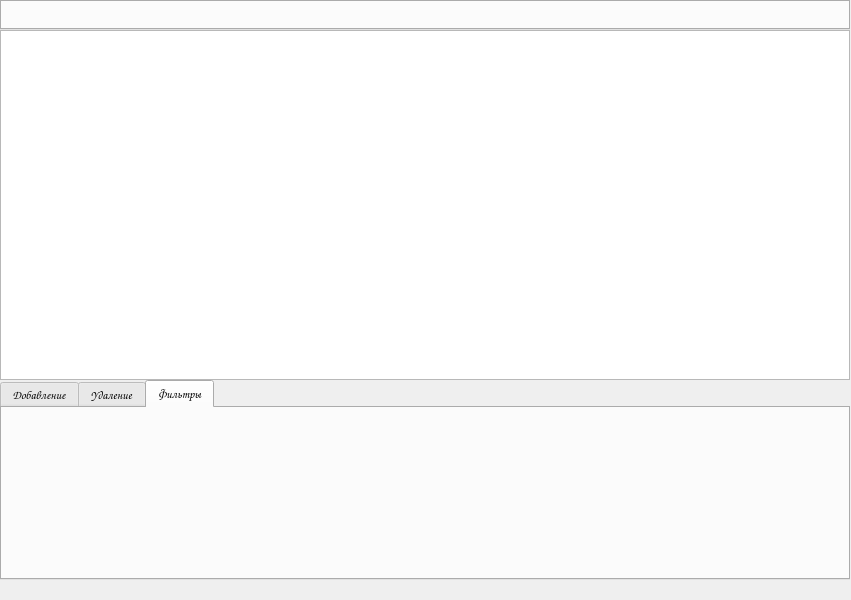
Qt form untitled.ui (k0rog/TRPO_Practice) before a commit.
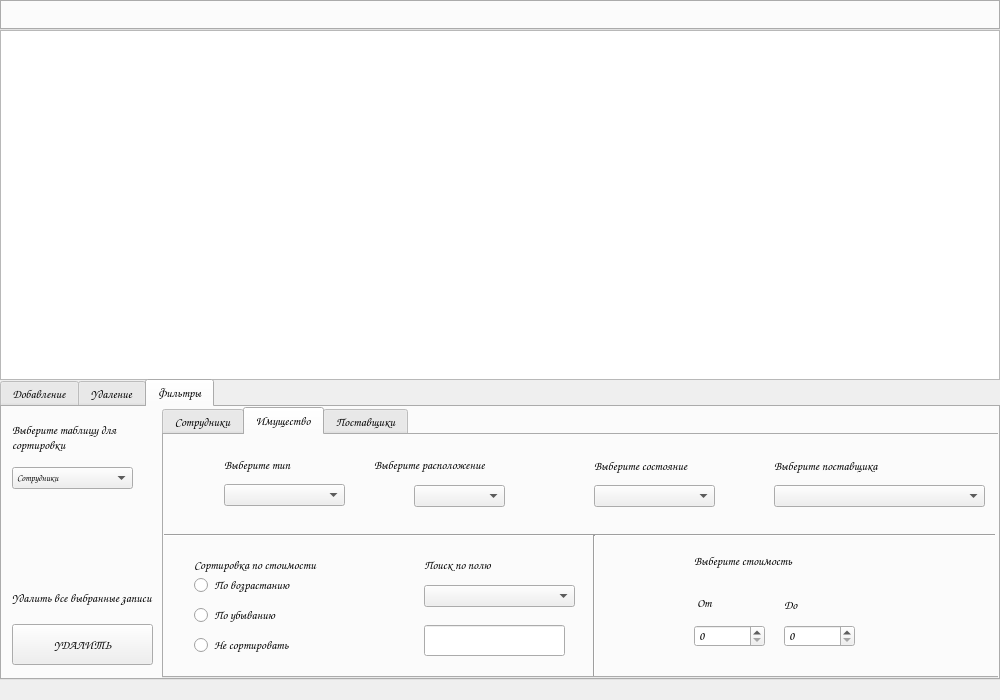
The same form after that commit. The open tabs and pages were chosen to show the change.

Diff of the .ui file:
```diff
--- a/untitled.ui
+++ b/untitled.ui
@@ -6,8 +6,8 @@
    <rect>
     <x>0</x>
     <y>0</y>
-    <width>851</width>
-    <height>600</height>
+    <width>1000</width>
+    <height>700</height>
    </rect>
   </property>
   <property name="windowTitle">
@@ -19,10 +19,16 @@
      <rect>
       <x>0</x>
       <y>30</y>
-      <width>850</width>
+      <width>1000</width>
       <height>350</height>
      </rect>
     </property>
+    <property name="sizePolicy">
+     <sizepolicy hsizetype="Expanding" vsizetype="Expanding">
+      <horstretch>0</horstretch>
+      <verstretch>0</verstretch>
+     </sizepolicy>
+    </property>
     <property name="font">
      <font>
       <family>Comic Sans MS</family>
@@ -40,7 +46,7 @@
      <rect>
       <x>0</x>
       <y>0</y>
-      <width>850</width>
+      <width>1000</width>
       <height>30</height>
      </rect>
     </property>
@@ -69,9 +75,9 @@
     <property name="geometry">
      <rect>
       <x>0</x>
-      <y>380</y>
-      <width>850</width>
-      <height>200</height>
+      <y>379</y>
+      <width>1000</width>
+      <height>301</height>
      </rect>
     </property>
     <property name="font">
@@ -430,11 +436,11 @@
          <string>Отдел</string>
         </property>
        </widget>
-       <widget class="QLabel" name="label_7">
+       <widget class="QLabel" name="staffPostL">
         <property name="geometry">
          <rect>
-          <x>140</x>
-          <y>60</y>
+          <x>260</x>
+          <y>120</y>
           <width>101</width>
           <height>16</height>
          </rect>
@@ -578,6 +584,918 @@
      <attribute name="title">
       <string>Фильтры</string>
      </attribute>
+     <widget class="QLabel" name="additionLabel_2">
+      <property name="enabled">
+       <bool>true</bool>
+      </property>
+      <property name="geometry">
+       <rect>
+        <x>10</x>
+        <y>10</y>
+        <width>141</width>
+        <height>41</height>
+       </rect>
+      </property>
+      <property name="font">
+       <font>
+        <family>Comic Sans MS</family>
+        <pointsize>9</pointsize>
+        <weight>75</weight>
+        <bold>true</bold>
+       </font>
+      </property>
+      <property name="styleSheet">
+       <string notr="true">c</string>
+      </property>
+      <property name="text">
+       <string>Выберите таблицу для сортировки</string>
+      </property>
+      <property name="wordWrap">
+       <bool>true</bool>
+      </property>
+     </widget>
+     <widget class="QComboBox" name="filterCombobox">
+      <property name="geometry">
+       <rect>
+        <x>10</x>
+        <y>60</y>
+        <width>121</width>
+        <height>22</height>
+       </rect>
+      </property>
+      <property name="font">
+       <font>
+        <family>Comic Sans MS</family>
+        <pointsize>7</pointsize>
+        <weight>75</weight>
+        <bold>true</bold>
+       </font>
+      </property>
+      <property name="styleSheet">
+       <string notr="true">c</string>
+      </property>
+      <item>
+       <property name="text">
+        <string>Сотрудники</string>
+       </property>
+      </item>
+      <item>
+       <property name="text">
+        <string>Имущество</string>
+       </property>
+      </item>
+      <item>
+       <property name="text">
+        <string>Поставщики</string>
+       </property>
+      </item>
+     </widget>
+     <widget class="QTabWidget" name="filterTabs">
+      <property name="enabled">
+       <bool>true</bool>
+      </property>
+      <property name="geometry">
+       <rect>
+        <x>160</x>
+        <y>0</y>
+        <width>841</width>
+        <height>271</height>
+       </rect>
+      </property>
+      <property name="font">
+       <font>
+        <family>Comic Sans MS</family>
+        <pointsize>9</pointsize>
+        <weight>75</weight>
+        <bold>true</bold>
+       </font>
+      </property>
+      <property name="styleSheet">
+       <string notr="true">c</string>
+      </property>
+      <property name="currentIndex">
+       <number>2</number>
+      </property>
+      <widget class="QWidget" name="filterStaffTab">
+       <property name="enabled">
+        <bool>true</bool>
+       </property>
+       <attribute name="title">
+        <string>Сотрудники</string>
+       </attribute>
+       <widget class="QComboBox" name="filterStaffDepartCB">
+        <property name="geometry">
+         <rect>
+          <x>20</x>
+          <y>114</y>
+          <width>121</width>
+          <height>22</height>
+         </rect>
+        </property>
+        <property name="font">
+         <font>
+          <family>Comic Sans MS</family>
+          <pointsize>7</pointsize>
+          <weight>75</weight>
+          <bold>true</bold>
+         </font>
+        </property>
+       </widget>
+       <widget class="QComboBox" name="filterStaffPostsCB">
+        <property name="geometry">
+         <rect>
+          <x>150</x>
+          <y>114</y>
+          <width>131</width>
+          <height>22</height>
+         </rect>
+        </property>
+        <property name="font">
+         <font>
+          <family>Comic Sans MS</family>
+          <pointsize>7</pointsize>
+          <weight>75</weight>
+          <bold>true</bold>
+         </font>
+        </property>
+       </widget>
+       <widget class="QLabel" name="label">
+        <property name="geometry">
+         <rect>
+          <x>20</x>
+          <y>84</y>
+          <width>131</width>
+          <height>21</height>
+         </rect>
+        </property>
+        <property name="font">
+         <font>
+          <family>Comic Sans MS</family>
+          <pointsize>9</pointsize>
+          <weight>75</weight>
+          <bold>true</bold>
+         </font>
+        </property>
+        <property name="text">
+         <string>Выберите отдел</string>
+        </property>
+       </widget>
+       <widget class="QLabel" name="label_2">
+        <property name="geometry">
+         <rect>
+          <x>150</x>
+          <y>84</y>
+          <width>161</width>
+          <height>21</height>
+         </rect>
+        </property>
+        <property name="font">
+         <font>
+          <family>Comic Sans MS</family>
+          <pointsize>9</pointsize>
+          <weight>75</weight>
+          <bold>true</bold>
+         </font>
+        </property>
+        <property name="text">
+         <string>Выберите должность</string>
+        </property>
+       </widget>
+       <widget class="QLabel" name="label_3">
+        <property name="geometry">
+         <rect>
+          <x>320</x>
+          <y>85</y>
+          <width>181</width>
+          <height>21</height>
+         </rect>
+        </property>
+        <property name="font">
+         <font>
+          <family>Comic Sans MS</family>
+          <pointsize>9</pointsize>
+          <weight>75</weight>
+          <bold>true</bold>
+         </font>
+        </property>
+        <property name="text">
+         <string>Выберите опыт работы</string>
+        </property>
+       </widget>
+       <widget class="QLabel" name="label_4">
+        <property name="geometry">
+         <rect>
+          <x>340</x>
+          <y>110</y>
+          <width>55</width>
+          <height>16</height>
+         </rect>
+        </property>
+        <property name="font">
+         <font>
+          <family>Comic Sans MS</family>
+          <pointsize>9</pointsize>
+          <weight>75</weight>
+          <bold>true</bold>
+         </font>
+        </property>
+        <property name="text">
+         <string>От</string>
+        </property>
+       </widget>
+       <widget class="QLabel" name="label_5">
+        <property name="geometry">
+         <rect>
+          <x>390</x>
+          <y>109</y>
+          <width>55</width>
+          <height>20</height>
+         </rect>
+        </property>
+        <property name="font">
+         <font>
+          <family>Comic Sans MS</family>
+          <pointsize>9</pointsize>
+          <weight>75</weight>
+          <bold>true</bold>
+         </font>
+        </property>
+        <property name="text">
+         <string>До</string>
+        </property>
+       </widget>
+       <widget class="QLabel" name="label_6">
+        <property name="geometry">
+         <rect>
+          <x>580</x>
+          <y>30</y>
+          <width>221</width>
+          <height>20</height>
+         </rect>
+        </property>
+        <property name="font">
+         <font>
+          <family>Comic Sans MS</family>
+          <pointsize>9</pointsize>
+          <weight>75</weight>
+          <bold>true</bold>
+         </font>
+        </property>
+        <property name="text">
+         <string>Сортировка и поиск в поле</string>
+        </property>
+       </widget>
+       <widget class="QComboBox" name="filterStaffSortNSearchCB">
+        <property name="geometry">
+         <rect>
+          <x>580</x>
+          <y>60</y>
+          <width>151</width>
+          <height>22</height>
+         </rect>
+        </property>
+        <property name="font">
+         <font>
+          <family>Comic Sans MS</family>
+          <pointsize>7</pointsize>
+          <weight>75</weight>
+          <bold>true</bold>
+         </font>
+        </property>
+       </widget>
+       <widget class="QRadioButton" name="filterStaffIncRadioB">
+        <property name="geometry">
+         <rect>
+          <x>580</x>
+          <y>90</y>
+          <width>151</width>
+          <height>20</height>
+         </rect>
+        </property>
+        <property name="font">
+         <font>
+          <family>Comic Sans MS</family>
+          <pointsize>9</pointsize>
+          <weight>75</weight>
+          <bold>true</bold>
+         </font>
+        </property>
+        <property name="text">
+         <string>По возрастанию</string>
+        </property>
+       </widget>
+       <widget class="QRadioButton" name="filterStaffDecRadioB">
+        <property name="geometry">
+         <rect>
+          <x>580</x>
+          <y>120</y>
+          <width>141</width>
+          <height>20</height>
+         </rect>
+        </property>
+        <property name="font">
+         <font>
+          <family>Comic Sans MS</family>
+          <pointsize>9</pointsize>
+          <weight>75</weight>
+          <bold>true</bold>
+         </font>
+        </property>
+        <property name="text">
+         <string>По убыванию</string>
+        </property>
+       </widget>
+       <widget class="QSpinBox" name="filterStaffExpFromSpinB">
+        <property name="geometry">
+         <rect>
+          <x>340</x>
+          <y>130</y>
+          <width>42</width>
+          <height>22</height>
+         </rect>
+        </property>
+       </widget>
+       <widget class="QSpinBox" name="filterStaffExpToSpinB">
+        <property name="geometry">
+         <rect>
+          <x>390</x>
+          <y>130</y>
+          <width>42</width>
+          <height>22</height>
+         </rect>
+        </property>
+       </widget>
+       <widget class="Line" name="line">
+        <property name="geometry">
+         <rect>
+          <x>300</x>
+          <y>0</y>
+          <width>20</width>
+          <height>241</height>
+         </rect>
+        </property>
+        <property name="orientation">
+         <enum>Qt::Vertical</enum>
+        </property>
+       </widget>
+       <widget class="Line" name="line_2">
+        <property name="geometry">
+         <rect>
+          <x>500</x>
+          <y>0</y>
+          <width>20</width>
+          <height>241</height>
+         </rect>
+        </property>
+        <property name="orientation">
+         <enum>Qt::Vertical</enum>
+        </property>
+       </widget>
+       <widget class="QLineEdit" name="filterStaffSeachEdit">
+        <property name="geometry">
+         <rect>
+          <x>580</x>
+          <y>180</y>
+          <width>141</width>
+          <height>31</height>
+         </rect>
+        </property>
+       </widget>
+       <widget class="QRadioButton" name="filterStaffDecRadioB_2">
+        <property name="geometry">
+         <rect>
+          <x>580</x>
+          <y>150</y>
+          <width>141</width>
+          <height>20</height>
+         </rect>
+        </property>
+        <property name="font">
+         <font>
+          <family>Comic Sans MS</family>
+          <pointsize>9</pointsize>
+          <weight>75</weight>
+          <bold>true</bold>
+         </font>
+        </property>
+        <property name="text">
+         <string>Не сортировать</string>
+        </property>
+       </widget>
+      </widget>
+      <widget class="QWidget" name="filterPropertyTab">
+       <attribute name="title">
+        <string>Имущество</string>
+       </attribute>
+       <widget class="QComboBox" name="filterPropTypeCB">
+        <property name="geometry">
+         <rect>
+          <x>60</x>
+          <y>49</y>
+          <width>121</width>
+          <height>22</height>
+         </rect>
+        </property>
+        <property name="font">
+         <font>
+          <family>Comic Sans MS</family>
+          <pointsize>7</pointsize>
+          <weight>75</weight>
+          <bold>true</bold>
+         </font>
+        </property>
+       </widget>
+       <widget class="QLabel" name="label_7">
+        <property name="geometry">
+         <rect>
+          <x>210</x>
+          <y>19</y>
+          <width>191</width>
+          <height>21</height>
+         </rect>
+        </property>
+        <property name="font">
+         <font>
+          <family>Comic Sans MS</family>
+          <pointsize>9</pointsize>
+          <weight>75</weight>
+          <bold>true</bold>
+         </font>
+        </property>
+        <property name="text">
+         <string>Выберите расположение</string>
+        </property>
+       </widget>
+       <widget class="QLabel" name="label_8">
+        <property name="geometry">
+         <rect>
+          <x>60</x>
+          <y>19</y>
+          <width>131</width>
+          <height>21</height>
+         </rect>
+        </property>
+        <property name="font">
+         <font>
+          <family>Comic Sans MS</family>
+          <pointsize>9</pointsize>
+          <weight>75</weight>
+          <bold>true</bold>
+         </font>
+        </property>
+        <property name="text">
+         <string>Выберите тип</string>
+        </property>
+       </widget>
+       <widget class="QComboBox" name="filterPropLocationCB">
+        <property name="geometry">
+         <rect>
+          <x>250</x>
+          <y>50</y>
+          <width>91</width>
+          <height>22</height>
+         </rect>
+        </property>
+        <property name="font">
+         <font>
+          <family>Comic Sans MS</family>
+          <pointsize>7</pointsize>
+          <weight>75</weight>
+          <bold>true</bold>
+         </font>
+        </property>
+       </widget>
+       <widget class="QComboBox" name="filterPropStateCB">
+        <property name="geometry">
+         <rect>
+          <x>430</x>
+          <y>50</y>
+          <width>121</width>
+          <height>22</height>
+         </rect>
+        </property>
+        <property name="font">
+         <font>
+          <family>Comic Sans MS</family>
+          <pointsize>7</pointsize>
+          <weight>75</weight>
+          <bold>true</bold>
+         </font>
+        </property>
+       </widget>
+       <widget class="QLabel" name="label_9">
+        <property name="geometry">
+         <rect>
+          <x>610</x>
+          <y>20</y>
+          <width>171</width>
+          <height>21</height>
+         </rect>
+        </property>
+        <property name="font">
+         <font>
+          <family>Comic Sans MS</family>
+          <pointsize>9</pointsize>
+          <weight>75</weight>
+          <bold>true</bold>
+         </font>
+        </property>
+        <property name="text">
+         <string>Выберите поставщика</string>
+        </property>
+       </widget>
+       <widget class="QLabel" name="label_10">
+        <property name="geometry">
+         <rect>
+          <x>430</x>
+          <y>20</y>
+          <width>151</width>
+          <height>21</height>
+         </rect>
+        </property>
+        <property name="font">
+         <font>
+          <family>Comic Sans MS</family>
+          <pointsize>9</pointsize>
+          <weight>75</weight>
+          <bold>true</bold>
+         </font>
+        </property>
+        <property name="text">
+         <string>Выберите состояние</string>
+        </property>
+       </widget>
+       <widget class="QComboBox" name="filterPropProvidersCB">
+        <property name="geometry">
+         <rect>
+          <x>610</x>
+          <y>50</y>
+          <width>211</width>
+          <height>22</height>
+         </rect>
+        </property>
+        <property name="font">
+         <font>
+          <family>Comic Sans MS</family>
+          <pointsize>7</pointsize>
+          <weight>75</weight>
+          <bold>true</bold>
+         </font>
+        </property>
+       </widget>
+       <widget class="Line" name="line_3">
+        <property name="geometry">
+         <rect>
+          <x>0</x>
+          <y>90</y>
+          <width>831</width>
+          <height>20</height>
+         </rect>
+        </property>
+        <property name="orientation">
+         <enum>Qt::Horizontal</enum>
+        </property>
+       </widget>
+       <widget class="QRadioButton" name="filterPropDecRadioB">
+        <property name="geometry">
+         <rect>
+          <x>30</x>
+          <y>170</y>
+          <width>141</width>
+          <height>20</height>
+         </rect>
+        </property>
+        <property name="font">
+         <font>
+          <family>Comic Sans MS</family>
+          <pointsize>9</pointsize>
+          <weight>75</weight>
+          <bold>true</bold>
+         </font>
+        </property>
+        <property name="text">
+         <string>По убыванию</string>
+        </property>
+       </widget>
+       <widget class="QComboBox" name="filterPropSearchCB">
+        <property name="geometry">
+         <rect>
+          <x>260</x>
+          <y>150</y>
+          <width>151</width>
+          <height>22</height>
+         </rect>
+        </property>
+        <property name="font">
+         <font>
+          <family>Comic Sans MS</family>
+          <pointsize>7</pointsize>
+          <weight>75</weight>
+          <bold>true</bold>
+         </font>
+        </property>
+       </widget>
+       <widget class="QRadioButton" name="filterPropIncRadioB">
+        <property name="geometry">
+         <rect>
+          <x>30</x>
+          <y>140</y>
+          <width>151</width>
+          <height>20</height>
+         </rect>
+        </property>
+        <property name="font">
+         <font>
+          <family>Comic Sans MS</family>
+          <pointsize>9</pointsize>
+          <weight>75</weight>
+          <bold>true</bold>
+         </font>
+        </property>
+        <property name="text">
+         <string>По возрастанию</string>
+        </property>
+       </widget>
+       <widget class="QLineEdit" name="filterPropSearchEdit">
+        <property name="geometry">
+         <rect>
+          <x>260</x>
+          <y>190</y>
+          <width>141</width>
+          <height>31</height>
+         </rect>
+        </property>
+       </widget>
+       <widget class="QLabel" name="label_11">
+        <property name="geometry">
+         <rect>
+          <x>30</x>
+          <y>120</y>
+          <width>221</width>
+          <height>20</height>
+         </rect>
+        </property>
+        <property name="font">
+         <font>
+          <family>Comic Sans MS</family>
+          <pointsize>9</pointsize>
+          <weight>75</weight>
+          <bold>true</bold>
+         </font>
+        </property>
+        <property name="text">
+         <string>Сортировка по стоимости</string>
+        </property>
+       </widget>
+       <widget class="Line" name="line_4">
+        <property name="geometry">
+         <rect>
+          <x>420</x>
+          <y>100</y>
+          <width>20</width>
+          <height>141</height>
+         </rect>
+        </property>
+        <property name="orientation">
+         <enum>Qt::Vertical</enum>
+        </property>
+       </widget>
+       <widget class="QLabel" name="label_12">
+        <property name="geometry">
+         <rect>
+          <x>533</x>
+          <y>160</y>
+          <width>55</width>
+          <height>16</height>
+         </rect>
+        </property>
+        <property name="font">
+         <font>
+          <family>Comic Sans MS</family>
+          <pointsize>9</pointsize>
+          <weight>75</weight>
+          <bold>true</bold>
+         </font>
+        </property>
+        <property name="text">
+         <string>От</string>
+        </property>
+       </widget>
+       <widget class="QLabel" name="label_13">
+        <property name="geometry">
+         <rect>
+          <x>620</x>
+          <y>160</y>
+          <width>55</width>
+          <height>20</height>
+         </rect>
+        </property>
+        <property name="font">
+         <font>
+          <family>Comic Sans MS</family>
+          <pointsize>9</pointsize>
+          <weight>75</weight>
+          <bold>true</bold>
+         </font>
+        </property>
+        <property name="text">
+         <string>До</string>
+        </property>
+       </widget>
+       <widget class="QLabel" name="label_14">
+        <property name="geometry">
+         <rect>
+          <x>530</x>
+          <y>115</y>
+          <width>181</width>
+          <height>21</height>
+         </rect>
+        </property>
+        <property name="font">
+         <font>
+          <family>Comic Sans MS</family>
+          <pointsize>9</pointsize>
+          <weight>75</weight>
+          <bold>true</bold>
+         </font>
+        </property>
+        <property name="text">
+         <string>Выберите стоимость</string>
+        </property>
+       </widget>
+       <widget class="QLabel" name="label_16">
+        <property name="geometry">
+         <rect>
+          <x>260</x>
+          <y>120</y>
+          <width>201</width>
+          <height>20</height>
+         </rect>
+        </property>
+        <property name="font">
+         <font>
+          <family>Comic Sans MS</family>
+          <pointsize>9</pointsize>
+          <weight>75</weight>
+          <bold>true</bold>
+         </font>
+        </property>
+        <property name="text">
+         <string>Поиск по полю</string>
+        </property>
+       </widget>
+       <widget class="QRadioButton" name="filterPropDecRadioB_2">
+        <property name="geometry">
+         <rect>
+          <x>30</x>
+          <y>200</y>
+          <width>141</width>
+          <height>20</height>
+         </rect>
+        </property>
+        <property name="font">
+         <font>
+          <family>Comic Sans MS</family>
+          <pointsize>9</pointsize>
+          <weight>75</weight>
+          <bold>true</bold>
+         </font>
+        </property>
+        <property name="text">
+         <string>Не сортировать</string>
+        </property>
+       </widget>
+       <widget class="QSpinBox" name="filterPropFromSpinBox">
+        <property name="geometry">
+         <rect>
+          <x>530</x>
+          <y>190</y>
+          <width>71</width>
+          <height>22</height>
+         </rect>
+        </property>
+        <property name="maximum">
+         <number>10000</number>
+        </property>
+        <property name="singleStep">
+         <number>20</number>
+        </property>
+       </widget>
+       <widget class="QSpinBox" name="filterPropToSpinBox">
+        <property name="geometry">
+         <rect>
+          <x>620</x>
+          <y>190</y>
+          <width>71</width>
+          <height>22</height>
+         </rect>
+        </property>
+        <property name="maximum">
+         <number>10000</number>
+        </property>
+        <property name="singleStep">
+         <number>20</number>
+        </property>
+       </widget>
+      </widget>
+      <widget class="QWidget" name="filterProvidersTab">
+       <attribute name="title">
+        <string>Поставщики</string>
+       </attribute>
+       <widget class="QLineEdit" name="filterProvidersSearchEdit">
+        <property name="geometry">
+         <rect>
+          <x>340</x>
+          <y>150</y>
+          <width>131</width>
+          <height>31</height>
+         </rect>
+        </property>
+       </widget>
+       <widget class="QComboBox" name="filterProvidersSortCB">
+        <property name="geometry">
+         <rect>
+          <x>342</x>
+          <y>90</y>
+          <width>121</width>
+          <height>22</height>
+         </rect>
+        </property>
+        <property name="font">
+         <font>
+          <family>Comic Sans MS</family>
+          <pointsize>7</pointsize>
+          <weight>75</weight>
+          <bold>true</bold>
+         </font>
+        </property>
+       </widget>
+       <widget class="QLabel" name="label_15">
+        <property name="geometry">
+         <rect>
+          <x>302</x>
+          <y>50</y>
+          <width>231</width>
+          <height>21</height>
+         </rect>
+        </property>
+        <property name="font">
+         <font>
+          <family>Comic Sans MS</family>
+          <pointsize>9</pointsize>
+          <weight>75</weight>
+          <bold>true</bold>
+         </font>
+        </property>
+        <property name="text">
+         <string>Поиск по выбранному полю</string>
+        </property>
+       </widget>
+      </widget>
+     </widget>
+     <widget class="QPushButton" name="filterDeleteButton">
+      <property name="geometry">
+       <rect>
+        <x>10</x>
+        <y>217</y>
+        <width>141</width>
+        <height>41</height>
+       </rect>
+      </property>
+      <property name="text">
+       <string>УДАЛИТЬ</string>
+      </property>
+     </widget>
+     <widget class="QLabel" name="additionLabel_3">
+      <property name="enabled">
+       <bool>true</bool>
+      </property>
+      <property name="geometry">
+       <rect>
+        <x>10</x>
+        <y>170</y>
+        <width>141</width>
+        <height>41</height>
+       </rect>
+      </property>
+      <property name="font">
+       <font>
+        <family>Comic Sans MS</family>
+        <pointsize>9</pointsize>
+        <weight>75</weight>
+        <bold>true</bold>
+       </font>
+      </property>
+      <property name="styleSheet">
+       <string notr="true">c</string>
+      </property>
+      <property name="text">
+       <string>Удалить все выбранные записи</string>
+      </property>
+      <property name="wordWrap">
+       <bool>true</bool>
+      </property>
+     </widget>
     </widget>
    </widget>
   </widget>
```
Left out of the diff: 789 changed lines with no effect on the pictures.
